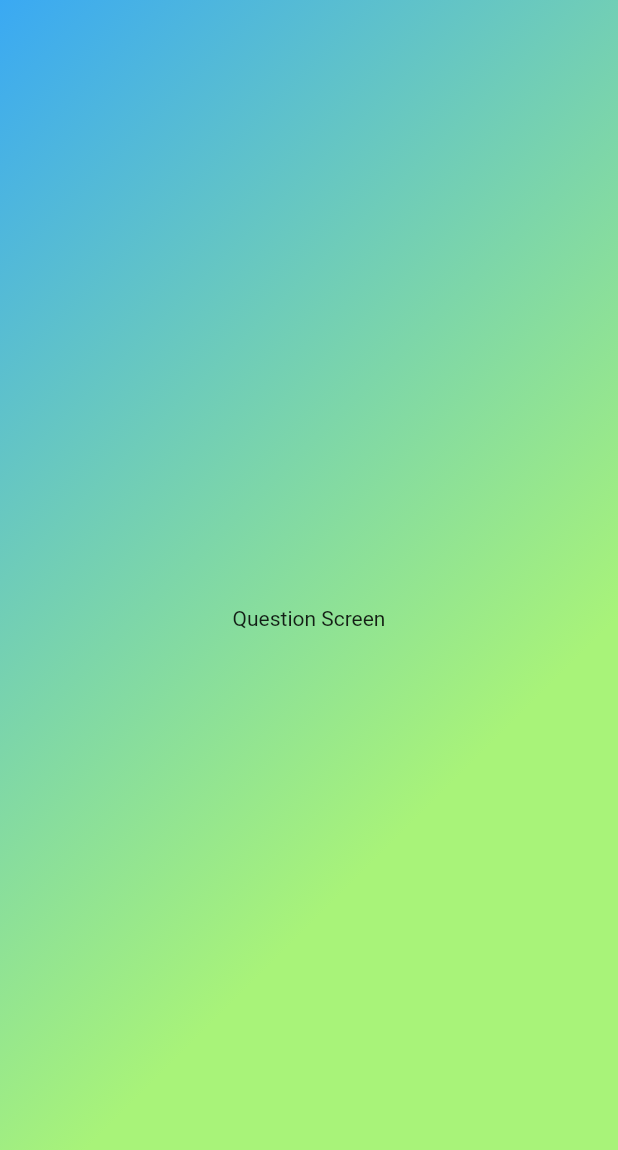
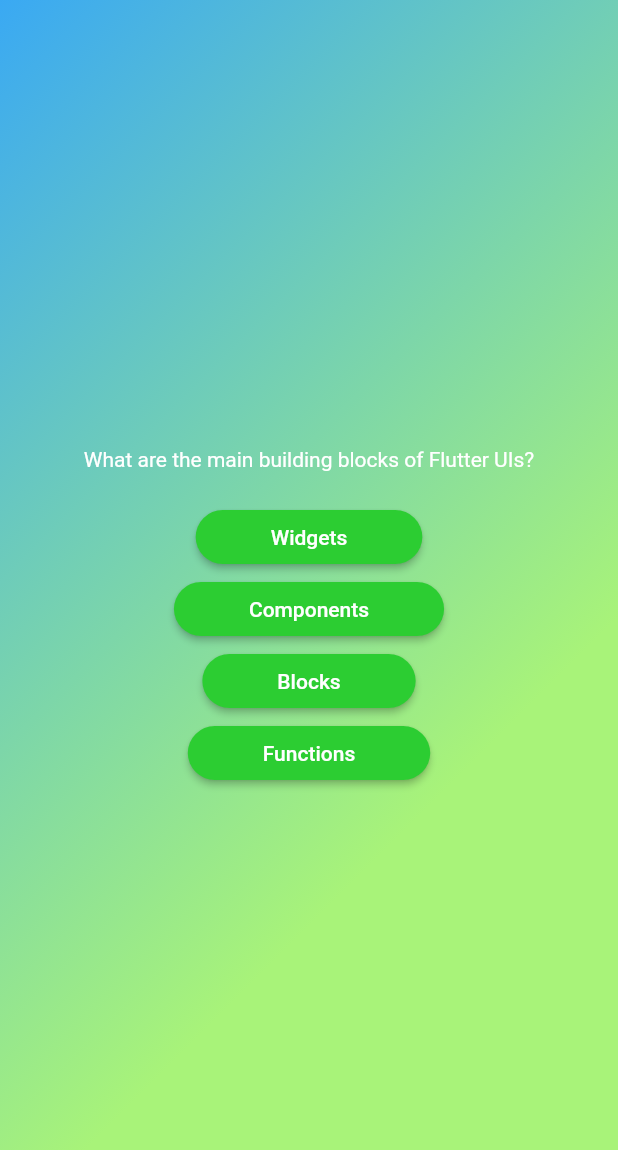
Before and after one commit to Sridhare29/Quiz_App, a Flutter app: the screen it shows after launch, after a tap on "Start Quiz!", on a phone screen of 412 x 824 dp. Shown: the top 1150 px of the screen. Run offline on Flutter 3.47's test engine with Material 2 defaults, Android fonts, the phone set to English and light mode, and no system bars.

Commit message:
question fetch

```diff
--- /dev/null
+++ b/quiz_app/lib/data/questions.dart
@@ -0,0 +1,56 @@
+
+import '../models/quiz_question.dart';
+
+const questions = [
+  QuizQuestion(
+    'What are the main building blocks of Flutter UIs?',
+    [
+      'Widgets',
+      'Components',
+      'Blocks',
+      'Functions',
+    ],
+  ),
+  QuizQuestion('How are Flutter UIs built?', [
+    'By combining widgets in code',
+    'By combining widgets in a visual editor',
+    'By defining widgets in config files',
+    'By using XCode for iOS and Android Studio for Android',
+  ]),
+  QuizQuestion(
+    'What\'s the purpose of a StatefulWidget?',
+    [
+      'Update UI as data changes',
+      'Update data as UI changes',
+      'Ignore data changes',
+      'Render UI that does not depend on data',
+    ],
+  ),
+  QuizQuestion(
+    'Which widget should you try to use more often: StatelessWidget or StatefulWidget?',
+    [
+      'StatelessWidget',
+      'StatefulWidget',
+      'Both are equally good',
+      'None of the above',
+    ],
+  ),
+  QuizQuestion(
+    'What happens if you change data in a StatelessWidget?',
+    [
+      'The UI is not updated',
+      'The UI is updated',
+      'The closest StatefulWidget is updated',
+      'Any nested StatefulWidgets are updated',
+    ],
+  ),
+  QuizQuestion(
+    'How should you update data inside of StatefulWidgets?',
+    [
+      'By calling setState()',
+      'By calling updateData()',
+      'By calling updateUI()',
+      'By calling updateState()',
+    ],
+  ),
+];
--- /dev/null
+++ b/quiz_app/lib/models/quiz_question.dart
@@ -0,0 +1,6 @@
+class QuizQuestion{
+  const QuizQuestion(this.text, this.answers);
+
+  final String text;
+  final List<String> answers;
+}
--- a/quiz_app/lib/screens/question_screen.dart
+++ b/quiz_app/lib/screens/question_screen.dart
@@ -1,4 +1,6 @@
 import 'package:flutter/material.dart';
+import 'package:quiz_app/data/questions.dart';
+import 'package:quiz_app/widgets/answer_buttom.dart';
 
 class QuestionScreen extends StatefulWidget {
   const QuestionScreen({super.key});
@@ -10,6 +12,26 @@ class QuestionScreen extends StatefulWidget {
 class _QuestionScreenState extends State<QuestionScreen> {
   @override
   Widget build(BuildContext context) {
-    return Center(child: const Text("Question Screen"));
+    final currentQuestion = questions[0];
+    return SizedBox(
+      width: double.infinity,
+      child: Column(
+        mainAxisAlignment: MainAxisAlignment.center,
+        children: [
+           Text(
+            currentQuestion.text,
+            style:const TextStyle(color: Colors.white),
+          ),
+          const SizedBox(
+            height: 20,
+          ),
+          AnswerButton(answerText:currentQuestion.answers[0], onTap: () {}),
+          AnswerButton(answerText: currentQuestion.answers[1], onTap: () {}),
+          AnswerButton(answerText: currentQuestion.answers[2], onTap: () {}),
+          AnswerButton(answerText: currentQuestion.answers[3], onTap: () {}),
+
+        ],
+      ),
+    );
   }
 }
--- a/quiz_app/lib/screens/quiz.dart
+++ b/quiz_app/lib/screens/quiz.dart
@@ -11,19 +11,20 @@ class Quiz extends StatefulWidget {
 }
 
 class _QuizState extends State<Quiz> {
-  Widget? actionScreen;
+  var actionScreen = 'start-screen';
 
-  @override
-  void initState() {
-    // TODO: implement initState
-    actionScreen =  StartScreen(SwitchScreen);
-    super.initState();
-  }
-  void SwitchScreen(){
+  // @override
+  // void initState() {
+  //   // TODO: implement initState
+  //   actionScreen =  StartScreen(SwitchScreen);
+  //   super.initState();
+  // }
+  void SwitchScreen() {
     setState(() {
-      actionScreen =const QuestionScreen();
+      actionScreen = 'question-Screen';
     });
   }
+
   @override
   Widget build(BuildContext context) {
     return MaterialApp(
@@ -31,11 +32,17 @@ class _QuizState extends State<Quiz> {
       home: Scaffold(
         body: Container(
           decoration: const BoxDecoration(
-          gradient: LinearGradient(colors:[Color.fromRGBO(58, 169, 243, 1),Color.fromRGBO(168, 243, 121, 1)],
+            gradient: LinearGradient(
+              colors: [
+                Color.fromRGBO(58, 169, 243, 1),
+                Color.fromRGBO(168, 243, 121, 1)
+              ],
               begin: Alignment.topLeft,
             ),
           ),
-        child: actionScreen,
+          child: actionScreen == 'start-screen'
+              ? StartScreen(SwitchScreen)
+              : const QuestionScreen(),
         ),
       ),
     );
--- a/quiz_app/lib/screens/start_screen.dart
+++ b/quiz_app/lib/screens/start_screen.dart
@@ -36,7 +36,7 @@ class StartScreen extends StatelessWidget {
             onPressed: () {
               startQuiz();
             },
-            style: OutlinedButton.styleFrom(foregroundColor: Colors.white),
+            style: OutlinedButton.styleFrom(foregroundColor: Colors.white,shape: RoundedRectangleBorder(borderRadius: BorderRadius.circular(40))),
             label: const Text("Start Quiz!"),
             icon: const Icon(Icons.arrow_right_alt),
           ),
--- /dev/null
+++ b/quiz_app/lib/widgets/answer_buttom.dart
@@ -0,0 +1,23 @@
+import 'package:flutter/material.dart';
+
+class AnswerButton extends StatelessWidget {
+  const AnswerButton({
+    super.key,
+    required this.answerText,
+    required this.onTap,
+  });
+  final String answerText;
+  final void Function() onTap;
+  @override
+  Widget build(BuildContext context) {
+    return ElevatedButton(
+      onPressed: onTap,
+      style: ElevatedButton.styleFrom(
+        padding: const EdgeInsets.symmetric(vertical: 10,horizontal: 50),
+          backgroundColor: const Color.fromARGB(255, 44, 205, 50),
+          foregroundColor: Colors.white,
+          shape: RoundedRectangleBorder(borderRadius: BorderRadius.circular(40))),
+      child: Text(answerText),
+    );
+  }
+}
```
Lines whose indentation alone changed are shown as unchanged.
